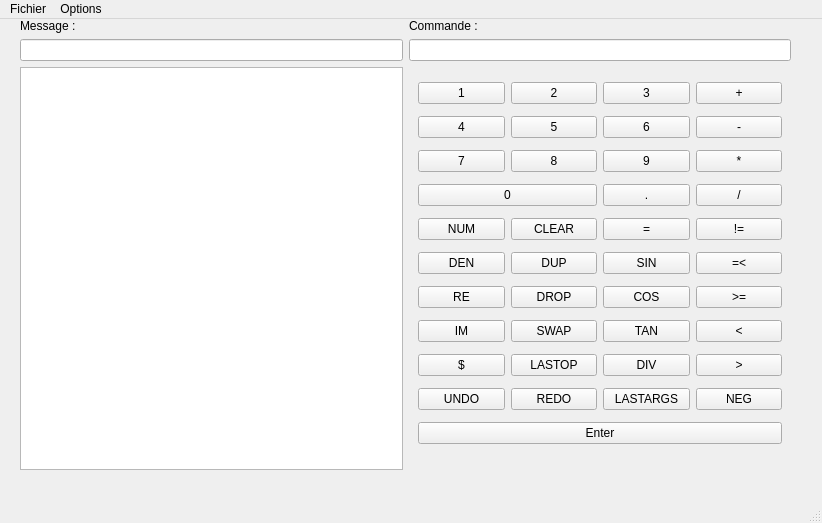
Qt form Sources/Sources/mainwindow.ui (gabriel-hurtado/UTComputer) before a commit.
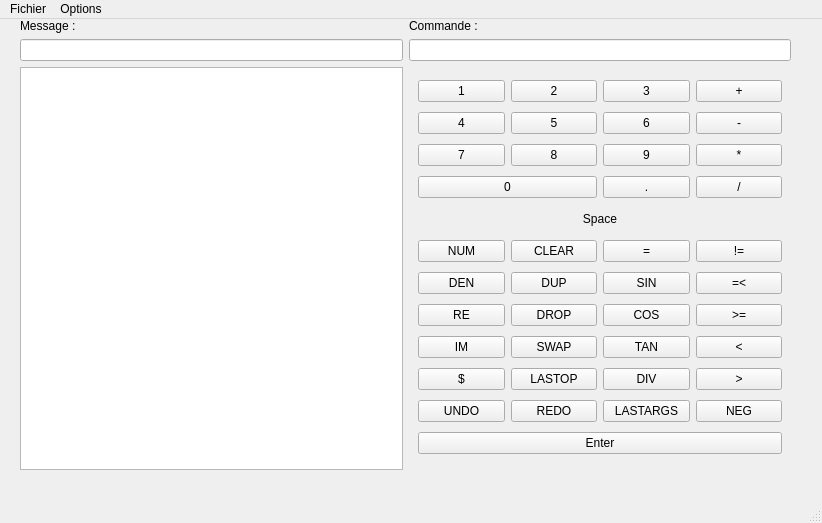
The same form after that commit.

```diff
--- a/Sources/Sources/mainwindow.ui
+++ b/Sources/Sources/mainwindow.ui
@@ -105,14 +105,14 @@
               </property>
              </widget>
             </item>
-            <item row="8" column="3">
+            <item row="9" column="3">
              <widget class="QPushButton" name="button_inf">
               <property name="text">
                <string>&lt;</string>
               </property>
              </widget>
             </item>
-            <item row="4" column="2">
+            <item row="5" column="2">
              <widget class="QPushButton" name="button_egal">
               <property name="text">
                <string>=</string>
@@ -126,21 +126,21 @@
               </property>
              </widget>
             </item>
-            <item row="7" column="3">
+            <item row="8" column="3">
              <widget class="QPushButton" name="button_supegal">
               <property name="text">
                <string>&gt;=</string>
               </property>
              </widget>
             </item>
-            <item row="6" column="2">
+            <item row="7" column="2">
              <widget class="QPushButton" name="button_sin">
               <property name="text">
                <string>SIN</string>
               </property>
              </widget>
             </item>
-            <item row="9" column="2">
+            <item row="10" column="2">
              <widget class="QPushButton" name="button_div">
               <property name="text">
                <string>DIV</string>
@@ -161,7 +161,7 @@
               </property>
              </widget>
             </item>
-            <item row="4" column="3">
+            <item row="5" column="3">
              <widget class="QPushButton" name="button_diff">
               <property name="text">
                <string>!=</string>
@@ -175,21 +175,21 @@
               </property>
              </widget>
             </item>
-            <item row="6" column="3">
+            <item row="7" column="3">
              <widget class="QPushButton" name="button_infegal">
               <property name="text">
                <string>=&lt;</string>
               </property>
              </widget>
             </item>
-            <item row="9" column="3">
+            <item row="10" column="3">
              <widget class="QPushButton" name="button_sup">
               <property name="text">
                <string>&gt;</string>
               </property>
              </widget>
             </item>
-            <item row="8" column="2">
+            <item row="9" column="2">
              <widget class="QPushButton" name="button_tan">
               <property name="text">
                <string>TAN</string>
@@ -244,14 +244,14 @@
               </property>
              </widget>
             </item>
-            <item row="14" column="0" colspan="4">
+            <item row="15" column="0" colspan="4">
              <widget class="QPushButton" name="button_enter">
               <property name="text">
                <string>Enter</string>
               </property>
              </widget>
             </item>
-            <item row="7" column="2">
+            <item row="8" column="2">
              <widget class="QPushButton" name="button_cos">
               <property name="text">
                <string>COS</string>
@@ -265,104 +265,114 @@
               </property>
              </widget>
             </item>
-            <item row="4" column="0">
+            <item row="5" column="0">
              <widget class="QPushButton" name="button_num">
               <property name="text">
                <string>NUM</string>
               </property>
              </widget>
             </item>
-            <item row="6" column="0">
+            <item row="7" column="0">
              <widget class="QPushButton" name="button_den">
               <property name="text">
                <string>DEN</string>
               </property>
              </widget>
             </item>
-            <item row="7" column="0">
+            <item row="8" column="0">
              <widget class="QPushButton" name="button_re">
               <property name="text">
                <string>RE</string>
               </property>
              </widget>
             </item>
-            <item row="8" column="0">
+            <item row="9" column="0">
              <widget class="QPushButton" name="button_im">
               <property name="text">
                <string>IM</string>
               </property>
              </widget>
             </item>
-            <item row="9" column="0">
+            <item row="10" column="0">
              <widget class="QPushButton" name="button_dollar">
               <property name="text">
                <string>$</string>
               </property>
              </widget>
             </item>
-            <item row="4" column="1">
+            <item row="5" column="1">
              <widget class="QPushButton" name="button_clear">
               <property name="text">
                <string>CLEAR</string>
               </property>
              </widget>
             </item>
-            <item row="6" column="1">
+            <item row="7" column="1">
              <widget class="QPushButton" name="button_dup">
               <property name="text">
                <string>DUP</string>
               </property>
              </widget>
             </item>
-            <item row="7" column="1">
+            <item row="8" column="1">
              <widget class="QPushButton" name="button_drop">
               <property name="text">
                <string>DROP</string>
               </property>
              </widget>
             </item>
-            <item row="8" column="1">
+            <item row="9" column="1">
              <widget class="QPushButton" name="button_swap">
               <property name="text">
                <string>SWAP</string>
               </property>
              </widget>
             </item>
-            <item row="9" column="1">
+            <item row="10" column="1">
              <widget class="QPushButton" name="button_lastop">
               <property name="text">
                <string>LASTOP</string>
               </property>
              </widget>
             </item>
-            <item row="10" column="0">
+            <item row="11" column="0">
              <widget class="QPushButton" name="button_undo">
               <property name="text">
                <string>UNDO</string>
               </property>
              </widget>
             </item>
-            <item row="10" column="3">
+            <item row="11" column="3">
              <widget class="QPushButton" name="button_neg">
               <property name="text">
                <string>NEG</string>
               </property>
              </widget>
             </item>
-            <item row="10" column="2">
+            <item row="11" column="2">
              <widget class="QPushButton" name="button_lastargs">
               <property name="text">
                <string>LASTARGS</string>
               </property>
              </widget>
             </item>
-            <item row="10" column="1">
+            <item row="11" column="1">
              <widget class="QPushButton" name="button_redo">
               <property name="text">
                <string>REDO</string>
               </property>
              </widget>
             </item>
+            <item row="4" column="0" colspan="4">
+             <widget class="QPushButton" name="button_space">
+              <property name="text">
+               <string>Space</string>
+              </property>
+              <property name="flat">
+               <bool>true</bool>
+              </property>
+             </widget>
+            </item>
            </layout>
           </widget>
          </item>
```
Left out of the diff: 5 changed lines with no effect on the pictures.
